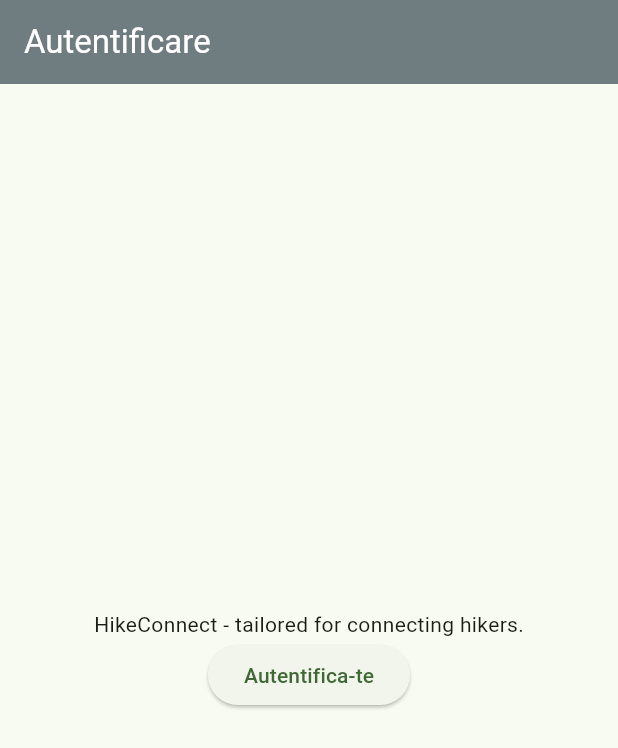
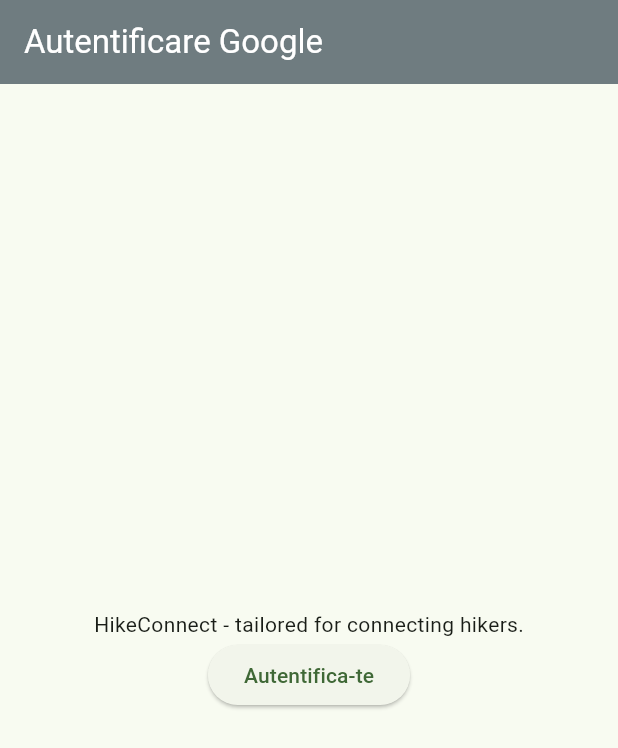
Before and after one commit to Berejnec/HikeConnect, a Flutter app: the screen it shows after launch, on a phone screen of 412 x 824 dp. Shown: the top 748 px of the screen. Run offline on Flutter 3.47's test engine with Material 2 defaults, Android fonts, the phone set to English and light mode, and no system bars; our stand-ins replace cloud_firestore, convex_bottom_bar, firebase_auth, firebase_core, firebase_storage, gap and 4 more; missing offline and left inert: maps_launcher; accounts and stored records are empty; project files that could hold a hidden picture were left out.

Commit message:
test git commit

```diff
--- a/lib/features/auth/sign_in_screen.dart
+++ b/lib/features/auth/sign_in_screen.dart
@@ -72,7 +72,7 @@ class _SignInScreenState extends State<SignInScreen> {
   Widget build(BuildContext context) {
     return Scaffold(
       appBar: AppBar(
-        title: const Text('Autentificare'),
+        title: const Text('Autentificare Google'),
       ),
       body: ConstrainedBox(
         constraints: const BoxConstraints.expand(),
```
